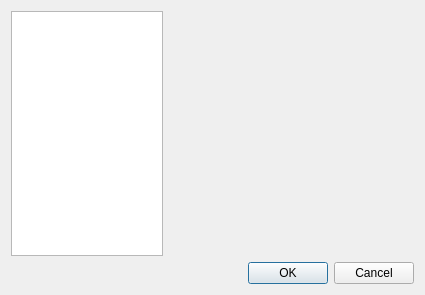
LingYunZhi/gbxemu, file vba2/vba2/settings/framedialog.ui: the form before one commit.
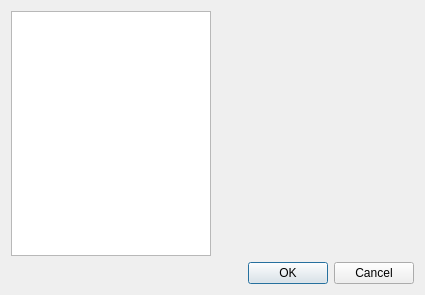
The form after the commit. Icons and pictures are not drawn.

Diff of the .ui file:
```diff
--- a/vba2/vba2/settings/framedialog.ui
+++ b/vba2/vba2/settings/framedialog.ui
@@ -30,8 +30,8 @@
       <widget class="QListWidget" name="listWidget">
        <property name="minimumSize">
         <size>
-         <width>128</width>
-         <height>128</height>
+         <width>200</width>
+         <height>0</height>
         </size>
        </property>
        <property name="horizontalScrollBarPolicy">
@@ -48,36 +48,20 @@
        </property>
        <property name="iconSize">
         <size>
-         <width>64</width>
-         <height>64</height>
+         <width>48</width>
+         <height>48</height>
         </size>
        </property>
        <property name="verticalScrollMode">
         <enum>QAbstractItemView::ScrollPerPixel</enum>
        </property>
-       <property name="horizontalScrollMode">
-        <enum>QAbstractItemView::ScrollPerPixel</enum>
-       </property>
-       <property name="resizeMode">
-        <enum>QListView::Fixed</enum>
-       </property>
-       <property name="viewMode">
-        <enum>QListView::ListMode</enum>
-       </property>
-       <property name="selectionRectVisible">
-        <bool>false</bool>
+       <property name="currentRow">
+        <number>-1</number>
        </property>
       </widget>
      </item>
      <item>
-      <widget class="QStackedWidget" name="stackedWidget">
-       <property name="minimumSize">
-        <size>
-         <width>128</width>
-         <height>128</height>
-        </size>
-       </property>
-      </widget>
+      <widget class="QStackedWidget" name="stackedWidget"/>
      </item>
     </layout>
    </item>
```
Left out of the diff: 6 changed lines with no effect on the pictures.
